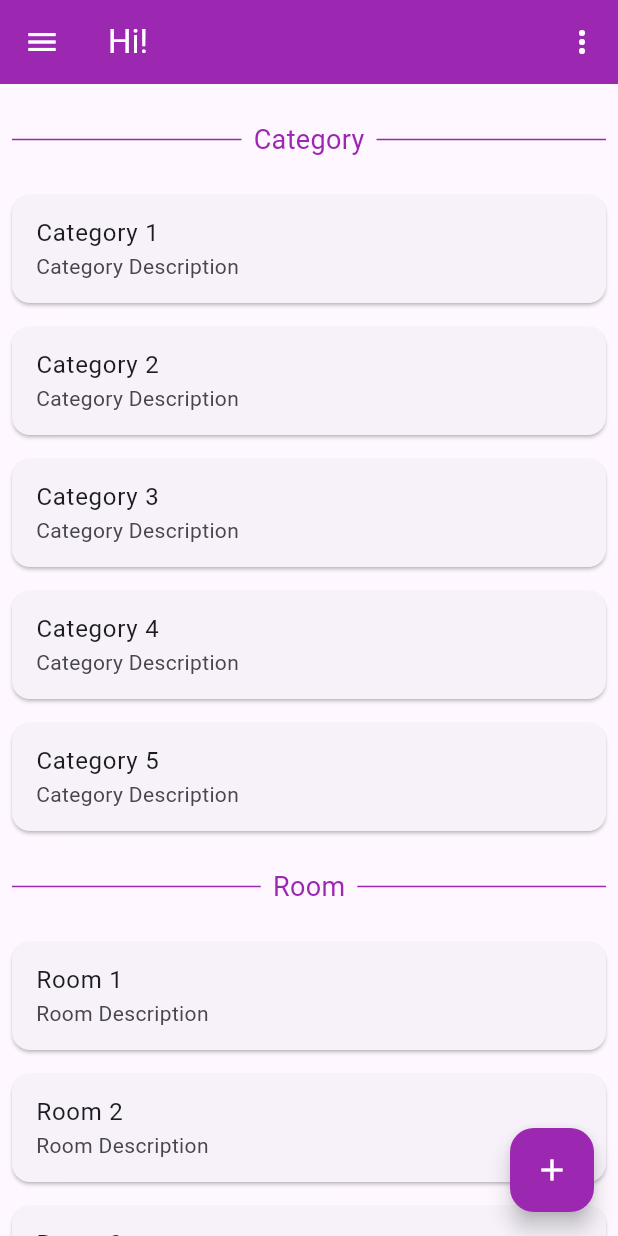
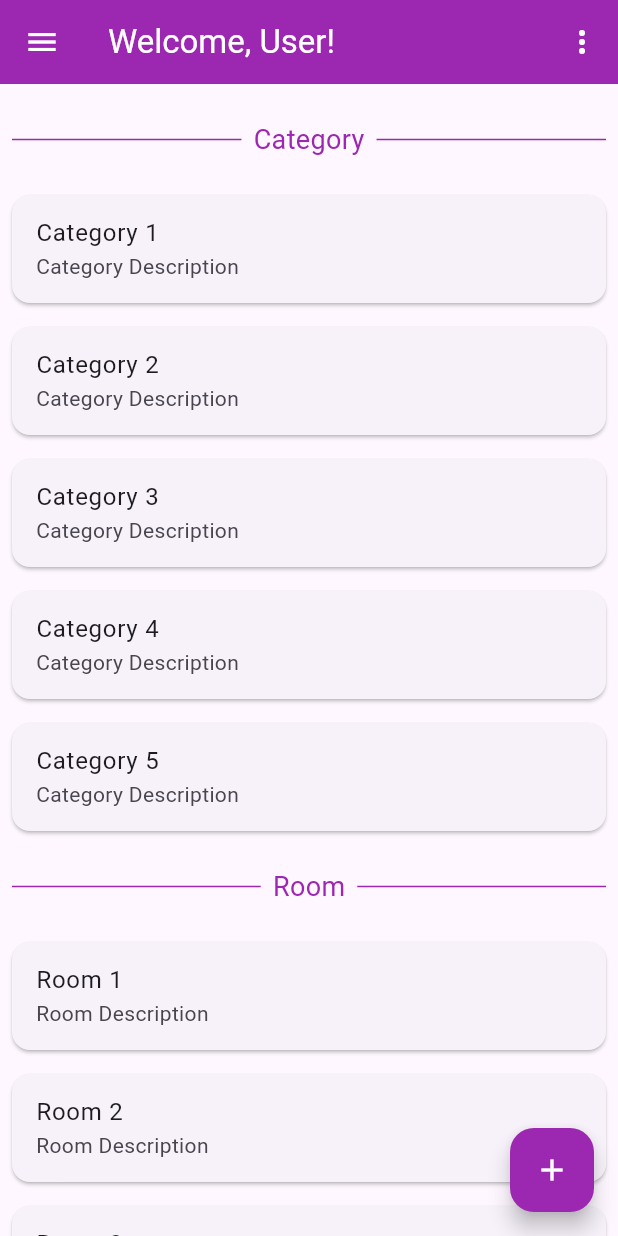
Before and after one commit to lemonlikeme/rumi_app, a Flutter app: the MainPage screen opened by its route, on a phone screen of 412 x 824 dp. Run offline on Flutter 3.47's test engine with Material 3 defaults, Android fonts, the phone set to English and light mode, and no system bars; our stand-ins replace cloud_firestore, firebase_auth, firebase_core; accounts and stored records are empty; Roboto replaces fonts that are missing (sans-serif-medium).

Commit message:
pass-data

```diff
--- a/lib/main_Page.dart
+++ b/lib/main_Page.dart
@@ -41,7 +41,7 @@ class _MainPageState extends State<MainPage> {
     return Scaffold(
       drawer: const MyAppDrawer(),
       appBar: MyAppBar(
-        title: 'Hi!',
+        title: 'Welcome, ${widget.userData['username'] ?? 'User'}!',
         iconTheme: const IconThemeData(color: Colors.white),
         actions: [
           PopupMenuButton<int>(
--- a/lib/main_screen.dart
+++ b/lib/main_screen.dart
@@ -34,6 +34,7 @@ class _MainScreenState extends State<MainScreen> {
 
       if (userDoc.exists) {
         Map<String, dynamic> userData = userDoc.data() as Map<String, dynamic>;
+        userData['id'] = userDoc.id;
 
         Navigator.pushReplacement(
           context,
```
